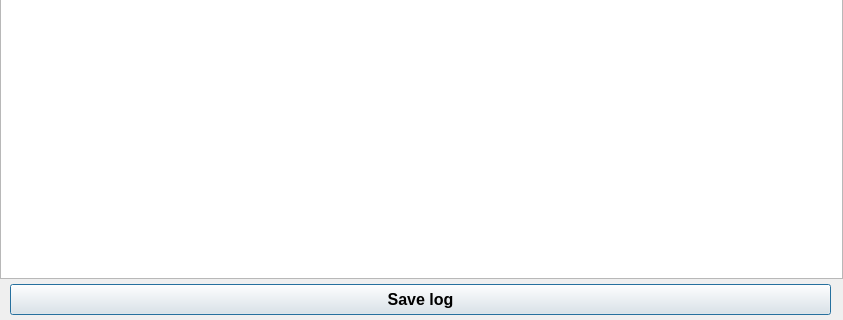
AequilibraE/qaequilibrae, file common_tools/forms/ui_report.ui: the form before one commit; both pictures show x 0 to 843 and y 326 to 646 of the 843 by 646 pixel window.
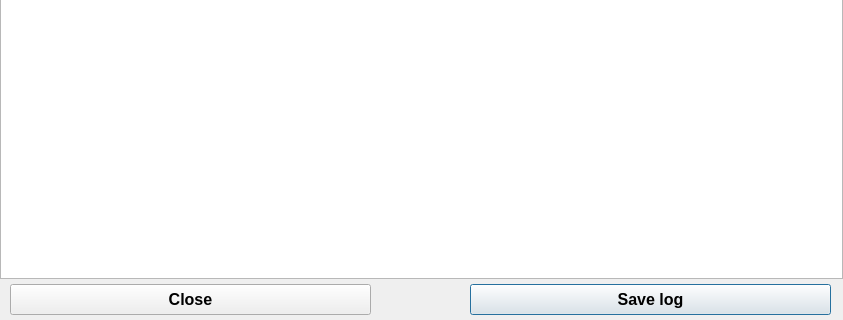
The form after the commit.

Patch:
```diff
--- a/common_tools/forms/ui_report.ui
+++ b/common_tools/forms/ui_report.ui
@@ -26,9 +26,9 @@
   <widget class="QPushButton" name="but_save_log">
    <property name="geometry">
     <rect>
-     <x>10</x>
+     <x>470</x>
      <y>610</y>
-     <width>821</width>
+     <width>361</width>
      <height>31</height>
     </rect>
    </property>
@@ -43,6 +43,26 @@
     <string>Save log</string>
    </property>
   </widget>
+  <widget class="QPushButton" name="but_close">
+   <property name="geometry">
+    <rect>
+     <x>10</x>
+     <y>610</y>
+     <width>361</width>
+     <height>31</height>
+    </rect>
+   </property>
+   <property name="font">
+    <font>
+     <pointsize>12</pointsize>
+     <weight>75</weight>
+     <bold>true</bold>
+    </font>
+   </property>
+   <property name="text">
+    <string>Close</string>
+   </property>
+  </widget>
  </widget>
  <resources/>
  <connections/>
```
